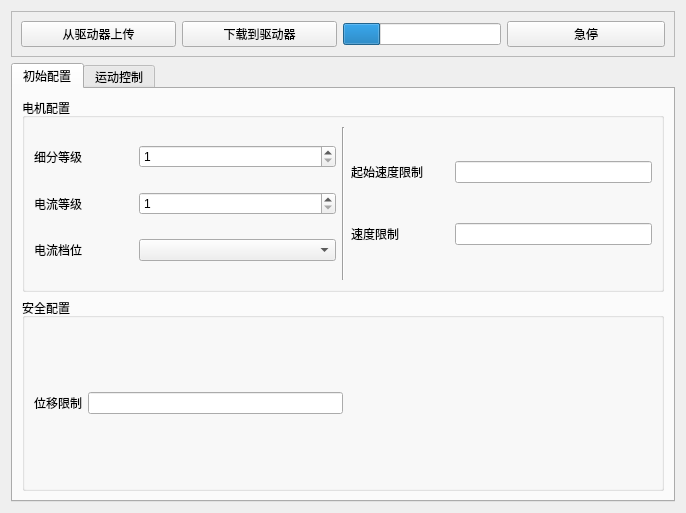
eeyoo/step-servo-tuner, file terminal/form.ui: the form before one commit.
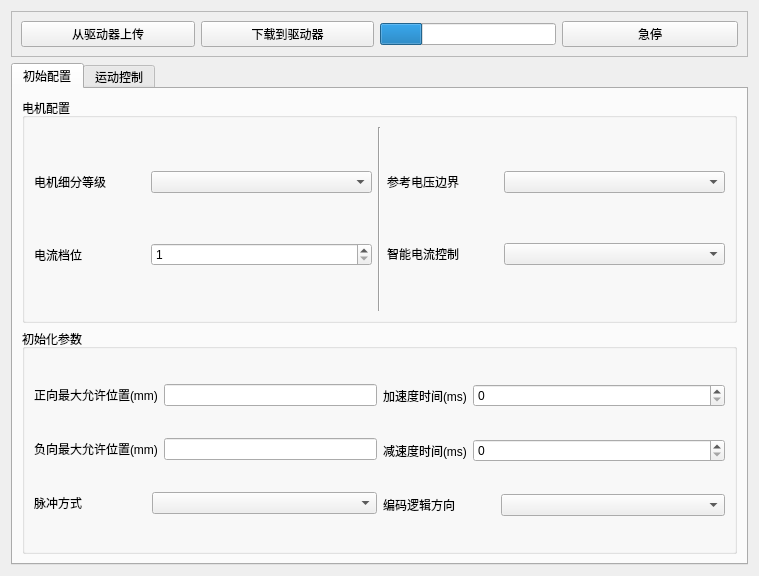
The form after the commit. The open tabs and pages were chosen to show the change.

Patch:
```diff
--- a/terminal/form.ui
+++ b/terminal/form.ui
@@ -6,8 +6,8 @@
    <rect>
     <x>0</x>
     <y>0</y>
-    <width>686</width>
-    <height>513</height>
+    <width>759</width>
+    <height>576</height>
    </rect>
   </property>
   <property name="windowTitle">
@@ -99,26 +99,26 @@
               <item>
                <widget class="QLabel" name="label_4">
                 <property name="text">
-                 <string>细分等级</string>
+                 <string>电机细分等级</string>
                 </property>
                </widget>
               </item>
               <item>
-               <widget class="QSpinBox" name="elecLevel">
+               <widget class="QComboBox" name="motorLevel">
+                <property name="toolTip">
+                 <string/>
+                </property>
                 <property name="statusTip">
                  <string>分为1，2，4，8，16，32，64，128，256共计9个等级</string>
                 </property>
-                <property name="prefix">
-                 <string extracomment="rrr"/>
+                <property name="editable">
+                 <bool>false</bool>
                 </property>
-                <property name="minimum">
-                 <number>1</number>
+                <property name="currentText">
+                 <string/>
                 </property>
-                <property name="maximum">
-                 <number>256</number>
-                </property>
-                <property name="singleStep">
-                 <number>1</number>
+                <property name="maxVisibleItems">
+                 <number>5</number>
                 </property>
                </widget>
               </item>
@@ -129,7 +129,7 @@
               <item>
                <widget class="QLabel" name="label_5">
                 <property name="text">
-                 <string>电流等级</string>
+                 <string>电流档位</string>
                 </property>
                </widget>
               </item>
@@ -148,36 +148,6 @@
               </item>
              </layout>
             </item>
-            <item>
-             <layout class="QHBoxLayout" name="horizontalLayout_9" stretch="1,2">
-              <item>
-               <widget class="QLabel" name="label_6">
-                <property name="text">
-                 <string>电流档位</string>
-                </property>
-               </widget>
-              </item>
-              <item>
-               <widget class="QComboBox" name="elecGear">
-                <property name="toolTip">
-                 <string/>
-                </property>
-                <property name="statusTip">
-                 <string/>
-                </property>
-                <property name="editable">
-                 <bool>false</bool>
-                </property>
-                <property name="currentText">
-                 <string/>
-                </property>
-                <property name="maxVisibleItems">
-                 <number>2</number>
-                </property>
-               </widget>
-              </item>
-             </layout>
-            </item>
            </layout>
           </item>
           <item>
@@ -194,12 +164,28 @@
               <item>
                <widget class="QLabel" name="label">
                 <property name="text">
-                 <string>起始速度限制</string>
+                 <string>参考电压边界</string>
                 </property>
                </widget>
               </item>
               <item>
-               <widget class="QLineEdit" name="maxInitialVelocityText"/>
+               <widget class="QComboBox" name="volLevel">
+                <property name="toolTip">
+                 <string/>
+                </property>
+                <property name="statusTip">
+                 <string/>
+                </property>
+                <property name="editable">
+                 <bool>false</bool>
+                </property>
+                <property name="currentText">
+                 <string/>
+                </property>
+                <property name="maxVisibleItems">
+                 <number>2</number>
+                </property>
+               </widget>
               </item>
              </layout>
             </item>
@@ -211,12 +197,28 @@
               <item>
                <widget class="QLabel" name="label_2">
                 <property name="text">
-                 <string>速度限制</string>
+                 <string>智能电流控制</string>
                 </property>
                </widget>
               </item>
               <item>
-               <widget class="QLineEdit" name="maxServoVelocityText"/>
+               <widget class="QComboBox" name="elecContrl">
+                <property name="toolTip">
+                 <string/>
+                </property>
+                <property name="statusTip">
+                 <string/>
+                </property>
+                <property name="editable">
+                 <bool>false</bool>
+                </property>
+                <property name="currentText">
+                 <string/>
+                </property>
+                <property name="maxVisibleItems">
+                 <number>2</number>
+                </property>
+               </widget>
               </item>
              </layout>
             </item>
@@ -228,35 +230,100 @@
        <item>
         <widget class="QGroupBox" name="groupBoxSpeed">
          <property name="title">
-          <string>安全配置</string>
+          <string>初始化参数</string>
          </property>
-         <layout class="QHBoxLayout" name="horizontalLayout_11">
+         <layout class="QHBoxLayout" name="horizontalLayout_9">
           <item>
-           <layout class="QHBoxLayout" name="horizontalLayout_6">
+           <layout class="QVBoxLayout" name="verticalLayout_11">
             <item>
-             <widget class="QLabel" name="label_3">
-              <property name="text">
-               <string>位移限制</string>
-              </property>
-             </widget>
+             <layout class="QHBoxLayout" name="horizontalLayout_6">
+              <item>
+               <widget class="QLabel" name="label_3">
+                <property name="text">
+                 <string>正向最大允许位置(mm)</string>
+                </property>
+               </widget>
+              </item>
+              <item>
+               <widget class="QLineEdit" name="maximumPositive"/>
+              </item>
+             </layout>
             </item>
             <item>
-             <widget class="QLineEdit" name="maxServoPositionText"/>
+             <layout class="QHBoxLayout" name="horizontalLayout_26" stretch="0,0">
+              <item>
+               <widget class="QLabel" name="label_16">
+                <property name="text">
+                 <string>负向最大允许位置(mm)</string>
+                </property>
+               </widget>
+              </item>
+              <item>
+               <widget class="QLineEdit" name="maximumNegative"/>
+              </item>
+             </layout>
+            </item>
+            <item>
+             <layout class="QHBoxLayout" name="horizontalLayout_27" stretch="1,2">
+              <item>
+               <widget class="QLabel" name="label_6">
+                <property name="text">
+                 <string>脉冲方式</string>
+                </property>
+               </widget>
+              </item>
+              <item>
+               <widget class="QComboBox" name="plusType"/>
+              </item>
+             </layout>
             </item>
            </layout>
           </item>
           <item>
-           <spacer name="horizontalSpacer_2">
-            <property name="orientation">
-             <enum>Qt::Horizontal</enum>
-            </property>
-            <property name="sizeHint" stdset="0">
-             <size>
-              <width>306</width>
-              <height>20</height>
-             </size>
-            </property>
-           </spacer>
+           <layout class="QVBoxLayout" name="verticalLayout_10">
+            <item>
+             <layout class="QHBoxLayout" name="horizontalLayout_28" stretch="0,1">
+              <item>
+               <widget class="QLabel" name="label_18">
+                <property name="text">
+                 <string>加速度时间(ms)</string>
+                </property>
+               </widget>
+              </item>
+              <item>
+               <widget class="QSpinBox" name="servoAccTime"/>
+              </item>
+             </layout>
+            </item>
+            <item>
+             <layout class="QHBoxLayout" name="horizontalLayout_29" stretch="0,1">
+              <item>
+               <widget class="QLabel" name="label_19">
+                <property name="text">
+                 <string>减速度时间(ms)</string>
+                </property>
+               </widget>
+              </item>
+              <item>
+               <widget class="QSpinBox" name="servoDecTime"/>
+              </item>
+             </layout>
+            </item>
+            <item>
+             <layout class="QHBoxLayout" name="horizontalLayout_33" stretch="1,2">
+              <item>
+               <widget class="QLabel" name="label_23">
+                <property name="text">
+                 <string>编码逻辑方向</string>
+                </property>
+               </widget>
+              </item>
+              <item>
+               <widget class="QComboBox" name="codeLogicDirect"/>
+              </item>
+             </layout>
+            </item>
+           </layout>
           </item>
          </layout>
         </widget>
```
Left out of the diff: 7 changed lines with no effect on the pictures.
